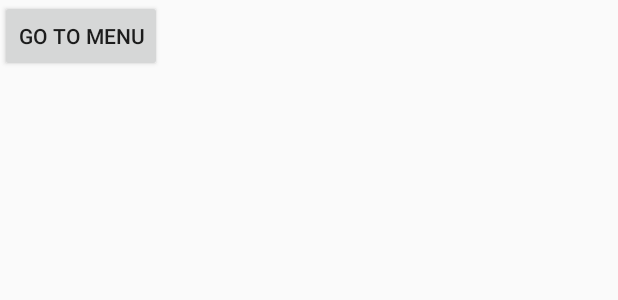
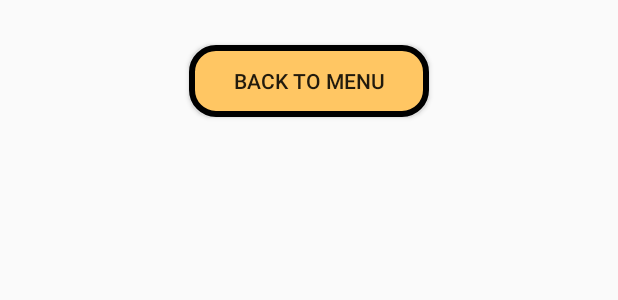
Before and after one commit to baharkhd/6-nimmt, an Android app: the layout scoreboard_layout.xml on its own in the app's theme, with its tools: preview values and no code run, on a phone screen of 412 x 824 dp. Shown: the top 300 px of the screen. Run offline under Robolectric (Android 15) with nearby library versions, the light colour scheme and no system bars.

Commit message:
changed menu button design

```diff
--- a/app/src/main/java/com/example/a6nimmt/ScoreBoardFragment.java
+++ b/app/src/main/java/com/example/a6nimmt/scoreboard/ScoreBoardFragment.java
@@ -1,35 +1,25 @@
-package com.example.a6nimmt;
+package com.example.a6nimmt.scoreboard;
 
 import android.content.Context;
 import android.os.Bundle;
 import android.view.LayoutInflater;
 import android.view.View;
 import android.view.ViewGroup;
-import android.view.WindowManager;
-import android.widget.EditText;
 import android.widget.TableLayout;
 import android.widget.TableRow;
 import android.widget.TextView;
 
-import androidx.annotation.NonNull;
 import androidx.annotation.Nullable;
 import androidx.fragment.app.DialogFragment;
+
+import com.example.a6nimmt.MenuActivity;
+import com.example.a6nimmt.R;
 
 import java.util.ArrayList;
 
 public class ScoreBoardFragment extends DialogFragment {
 
-    private EditText mEditText;
-
-
     public ScoreBoardFragment() {
-
-        // Empty constructor is required for DialogFragment
-
-        // Make sure not to add arguments to the constructor
-
-        // Use `newInstance` instead as shown below
-
     }
 
 
@@ -39,7 +29,7 @@ public class ScoreBoardFragment extends DialogFragment {
 
         Bundle args = new Bundle();
 
-        args.putString("title", title);
+        args.putString("scoreboard", title);
 
         frag.setArguments(args);
 
@@ -54,7 +44,7 @@ public class ScoreBoardFragment extends DialogFragment {
 
                              Bundle savedInstanceState) {
 
-        return inflater.inflate(R.layout.fragment_layout, container);
+        return inflater.inflate(R.layout.scoreboard_layout, container);
 
     }
 
@@ -68,7 +58,11 @@ public class ScoreBoardFragment extends DialogFragment {
         ArrayList<String> names = getArguments().getStringArrayList("names");
         ArrayList<String> scores = getArguments().getStringArrayList("scores");
 
-        LayoutInflater inflater = (LayoutInflater)GameActivity.getGameContext().getSystemService
+        //Todo : change it!
+//        LayoutInflater inflater = (LayoutInflater) GameActivity.getGameContext().getSystemService
+//                (Context.LAYOUT_INFLATER_SERVICE);
+
+        LayoutInflater inflater = (LayoutInflater) MenuActivity.appContext.getSystemService
                 (Context.LAYOUT_INFLATER_SERVICE);
 
         TableLayout tableLayout = view.findViewById(R.id.scoreboard);
@@ -88,15 +82,6 @@ public class ScoreBoardFragment extends DialogFragment {
             textView2 = tableRow.findViewById(R.id.text2);
             textView2.setText(scores.get(i));
 
-//        TextView playersText = new TextView(GameActivity.getGameContext());
-//        playersText.setText("players");
-//
-//        TextView scoresText = new TextView(GameActivity.getGameContext());
-//        scoresText.setText("scores");
-//
-//        tableRow.addView(playersText);
-//        tableRow.addView(scoresText);
-
             tableLayout.addView(tableRow, new TableLayout.LayoutParams(TableLayout.LayoutParams.FILL_PARENT,
                     TableLayout.LayoutParams.WRAP_CONTENT));
 
@@ -106,37 +91,8 @@ public class ScoreBoardFragment extends DialogFragment {
         tableRow.setLayoutParams(new TableRow.LayoutParams(TableRow.LayoutParams.FILL_PARENT,
                 TableRow.LayoutParams.WRAP_CONTENT));
 
-
-//        TextView playersText = new TextView(GameActivity.getGameContext());
-//        playersText.setText("players");
-//
-//        TextView scoresText = new TextView(GameActivity.getGameContext());
-//        scoresText.setText("scores");
-//
-//        tableRow.addView(playersText);
-//        tableRow.addView(scoresText);
-
         tableLayout.addView(tableRow, new TableLayout.LayoutParams(TableLayout.LayoutParams.FILL_PARENT,
                 TableLayout.LayoutParams.WRAP_CONTENT));
 
-
-//        // Get field from view
-//
-//        mEditText = (EditText) view.findViewById(R.id.txt_your_name);
-//
-//        // Fetch arguments from bundle and set title
-//
-//        String title = getArguments().getString("title", "Enter Name");
-//
-//        getDialog().setTitle(title);
-//
-//        // Show soft keyboard automatically and request focus to field
-//
-//        mEditText.requestFocus();
-//
-//        getDialog().getWindow().setSoftInputMode(
-//
-//                WindowManager.LayoutParams.SOFT_INPUT_STATE_VISIBLE);
-
     }
 }
--- /dev/null
+++ b/app/src/main/res/drawable/custom_button.xml
@@ -0,0 +1,8 @@
+<?xml version="1.0" encoding="utf-8"?>
+<shape xmlns:android="http://schemas.android.com/apk/res/android"
+    android:shape="rectangle">
+
+    <stroke android:color="@color/black" android:width="4dp"/>
+    <solid android:color="@color/dark_yellow"/>
+    <corners android:radius="16sp"/>
+</shape>
--- a/app/src/main/res/layout/fragment_layout.xml
+++ b/app/src/main/res/layout/scoreboard_layout.xml
@@ -9,6 +9,8 @@
         android:layout_width="wrap_content"
         android:layout_height="wrap_content"
         android:layout_gravity="center"
+        android:layout_marginTop="20dp"
+        android:layout_marginBottom="10dp"
         >
 
         <TableLayout
@@ -22,9 +24,12 @@
 
     <Button
         android:id="@+id/menuButton"
-        android:layout_width="wrap_content"
+        android:layout_width="160dp"
         android:layout_height="wrap_content"
         android:onClick="onMenuButtonClick"
-        android:text="go to menu" />
+        android:layout_marginBottom="20dp"
+        android:background="@drawable/custom_button"
+        android:layout_gravity="center"
+        android:text="back to menu" />
 
 </LinearLayout>
--- a/app/src/main/res/values/colors.xml
+++ b/app/src/main/res/values/colors.xml
@@ -3,4 +3,6 @@
     <color name="colorPrimary">#008577</color>
     <color name="colorPrimaryDark">#00574B</color>
     <color name="colorAccent">#D81B60</color>
+    <color name="black">#000000</color>
+    <color name="dark_yellow">#ffc663</color>
 </resources>
```
Also changed, not shown: app/src/main/java/com/example/a6nimmt/GameActivity.java (+17 -18 lines), app/src/main/java/com/example/a6nimmt/MenuActivity.java (+58 -6 lines), app/src/main/res/layout/scoreboard_row.xml (+9 -2 lines).
